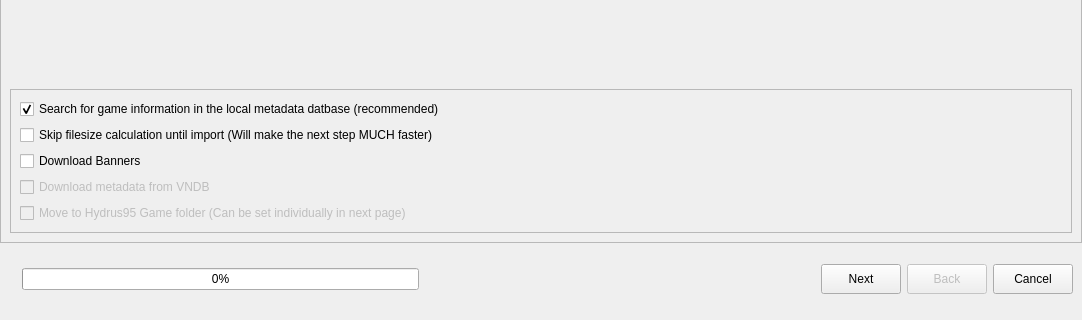
KJNeko/Atlas, file src/ui/dialog/BatchImportDialog.ui: the form before one commit; both pictures show x 0 to 1082 and y 397 to 717 of the 1082 by 717 pixel window.
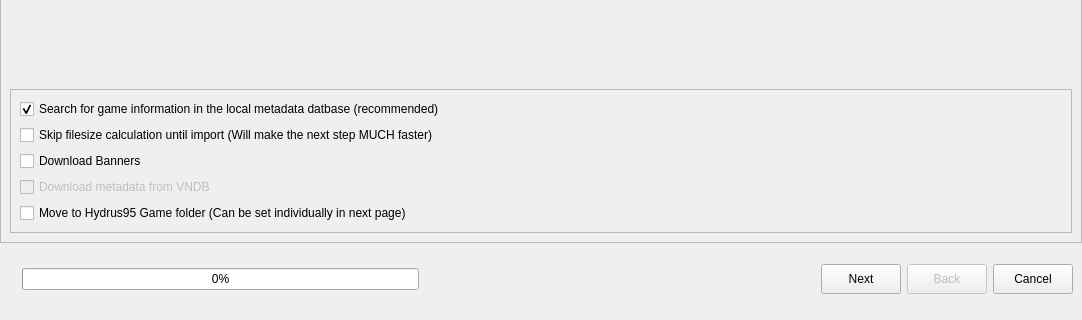
The form after the commit.

```diff
--- a/src/ui/dialog/BatchImportDialog.ui
+++ b/src/ui/dialog/BatchImportDialog.ui
@@ -250,7 +250,7 @@
              <item>
               <widget class="QCheckBox" name="cbMoveImported">
                <property name="enabled">
-                <bool>false</bool>
+                <bool>true</bool>
                </property>
                <property name="text">
                 <string>Move to Hydrus95 Game folder (Can be set individually in next page)</string>
```
